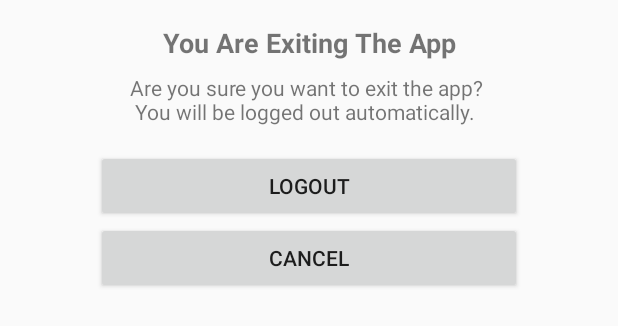
After one commit to TinNova/MoneyBox, an Android app: the layout dialog_logout.xml on its own in the app's theme, with its tools: preview values and no code run, on a phone screen of 412 x 824 dp. The commit adds this screen. Shown: the top 326 px of the screen. Run offline under Robolectric (Android 15) with nearby library versions, the phone set to English and light mode, and no system bars; network calls fail.

Commit message:
feat: Logout Dialog Created
- Logout AlertDialog was created, it appears within the MainActivity
when a user presses the backup button.
- The user is given a warning that they are about to logout of the
website with two options, to logout or to cancel and stay on the
MainActivity.

```diff
--- a/app/src/main/java/com/example/tin/moneybox/LoginActivity.java
+++ b/app/src/main/java/com/example/tin/moneybox/LoginActivity.java
@@ -35,11 +35,11 @@ public class LoginActivity extends AppCompatActivity implements LoginContract.Lo
         setContentView(R.layout.activity_login);
 
         loadingIndicator = findViewById(R.id.pB_lgn_loading);
-
-        /* Initialising all of the buttons */
         loginButton = findViewById(R.id.btn_lgn_login);
         emailEditText = findViewById(R.id.eT_lgn_email);
         passEditText = findViewById(R.id.eT_lgn_pass);
+        emailTextView = findViewById(R.id.tV_lgn_email);
+        passTextView = findViewById(R.id.tV_lgn_pass);
 
         loginPresenter = new LoginPresenter(this);
 
@@ -72,8 +72,6 @@ public class LoginActivity extends AppCompatActivity implements LoginContract.Lo
 
         loadingIndicator.setVisibility(View.VISIBLE);
 
-        emailTextView = findViewById(R.id.tV_lgn_email);
-        passTextView = findViewById(R.id.tV_lgn_pass);
         emailTextView.setVisibility(View.INVISIBLE);
         emailEditText.setVisibility(View.INVISIBLE);
         passTextView.setVisibility(View.INVISIBLE);
--- a/app/src/main/java/com/example/tin/moneybox/MainContract.java
+++ b/app/src/main/java/com/example/tin/moneybox/MainContract.java
@@ -16,6 +16,10 @@ public interface MainContract {
         void showProducts(ArrayList<Product> products);
 
         void logout();
+
+        void showLoading();
+
+        void hideLoading();
     }
 
     interface MainPresenter {
--- a/app/src/main/java/com/example/tin/moneybox/MainPresenter.java
+++ b/app/src/main/java/com/example/tin/moneybox/MainPresenter.java
@@ -27,6 +27,7 @@ public class MainPresenter implements MainContract.MainPresenter {
     public void getThisWeekResponse(MainActivity context, ArrayList<User> user) {
 
         String thisWeekUrl = UrlUtils.getThisWeekUrl();
+        mainScreen.showLoading();
 
         /* Use the String URL "loginUrl" to request the JSON from the server and parse it */
         NetworkConnection.getInstance(context).getThisWeekResponseFromHttpUrl(thisWeekUrl, user, new NetworkListener.ThisWeekListener() {
--- /dev/null
+++ b/app/src/main/res/layout/dialog_logout.xml
@@ -0,0 +1,59 @@
+<?xml version="1.0" encoding="utf-8"?>
+<android.support.constraint.ConstraintLayout
+    xmlns:android="http://schemas.android.com/apk/res/android"
+    xmlns:app="http://schemas.android.com/apk/res-auto"
+    android:layout_width="match_parent"
+    android:layout_height="wrap_content">
+
+    <TextView
+        android:id="@+id/tV_dialog_description"
+        android:layout_width="wrap_content"
+        android:layout_height="wrap_content"
+        android:layout_marginEnd="8dp"
+        android:layout_marginStart="8dp"
+        android:layout_marginTop="16dp"
+        android:text="@string/dialog_logout_title"
+        android:textAlignment="center"
+        android:textSize="18sp"
+        android:textStyle="bold"
+        app:layout_constraintEnd_toEndOf="parent"
+        app:layout_constraintStart_toStartOf="parent"
+        app:layout_constraintTop_toTopOf="parent" />
+
+    <TextView
+        android:id="@+id/tV_dialog_title"
+        android:layout_width="wrap_content"
+        android:layout_height="wrap_content"
+        android:layout_marginEnd="32dp"
+        android:layout_marginStart="32dp"
+        android:layout_marginTop="8dp"
+        android:text="@string/dialog_logout_description"
+        app:layout_constraintEnd_toEndOf="parent"
+        app:layout_constraintStart_toStartOf="parent"
+        app:layout_constraintTop_toBottomOf="@+id/tV_dialog_description" />
+
+    <Button
+        android:id="@+id/btn_dialog_logout"
+        android:layout_width="0dp"
+        android:layout_height="wrap_content"
+        android:layout_marginEnd="64dp"
+        android:layout_marginStart="64dp"
+        android:layout_marginTop="16dp"
+        android:text="@string/dialog_logout_logout_btn"
+        app:layout_constraintEnd_toEndOf="parent"
+        app:layout_constraintStart_toStartOf="parent"
+        app:layout_constraintTop_toBottomOf="@+id/tV_dialog_title" />
+
+    <Button
+        android:id="@+id/btn_dialog_cancel"
+        android:layout_width="0dp"
+        android:layout_height="wrap_content"
+        android:layout_marginBottom="8dp"
+        android:layout_marginEnd="64dp"
+        android:layout_marginStart="64dp"
+        android:text="@string/dialog_logout_cancel_btn"
+        app:layout_constraintBottom_toBottomOf="parent"
+        app:layout_constraintEnd_toEndOf="parent"
+        app:layout_constraintStart_toStartOf="parent"
+        app:layout_constraintTop_toBottomOf="@+id/btn_dialog_logout" />
+</android.support.constraint.ConstraintLayout>
--- a/app/src/main/res/values/strings.xml
+++ b/app/src/main/res/values/strings.xml
@@ -5,4 +5,13 @@
     <string name="deposit_moneybox">Add £10 to my Moneybox</string>
     <string name="detailActivity_title">Your Moneybox: £</string>
 
+    <!-- dialog_logout-->
+    <string name="dialog_logout_description">Are you sure you want to exit the app? \n
+        You will be logged out automatically.</string>
+    <string name="dialog_logout_title">You Are Exiting The App</string>
+    <string name="dialog_logout_logout_btn">Logout</string>
+    <string name="dialog_logout_cancel_btn">Cancel</string>
+
+
+
 </resources>
```
Also changed, not shown: app/src/main/java/com/example/tin/moneybox/MainActivity.java (+62 -4 lines), app/src/main/res/layout/activity_main.xml (+20 -5 lines).
